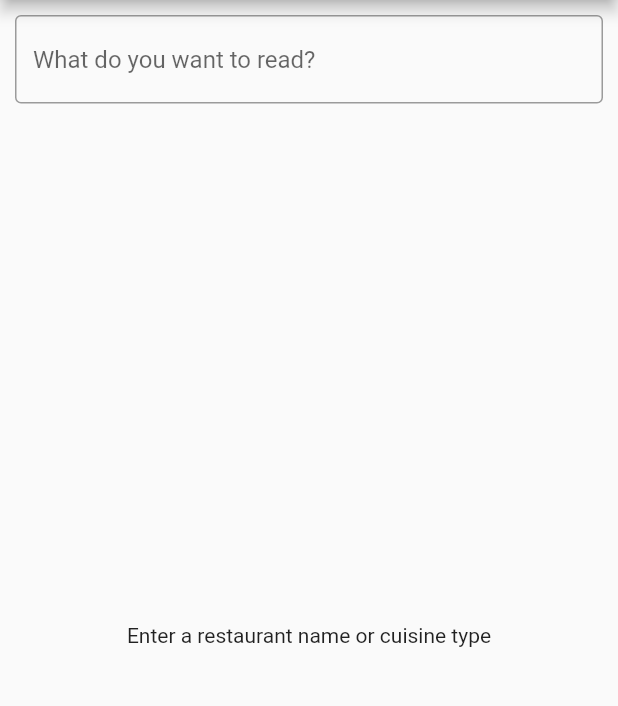
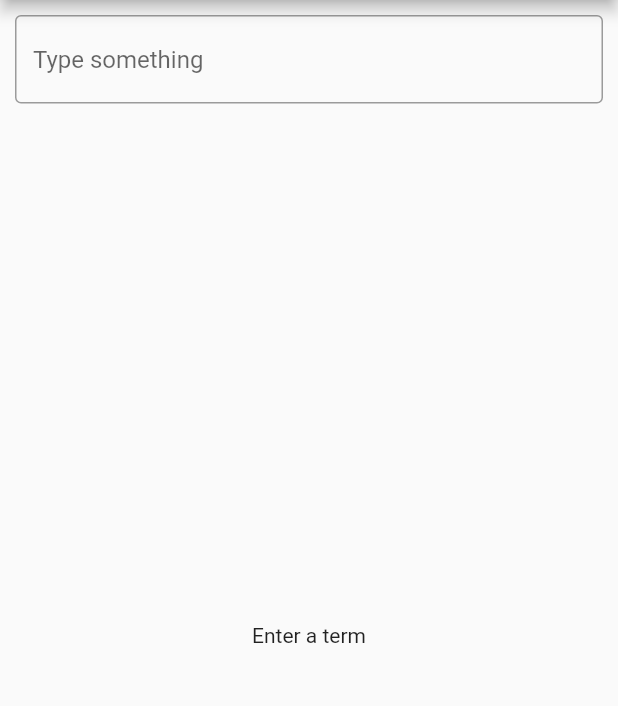
Before and after one commit to ldarren/kiddytext, a Flutter app: the screen it shows after launch, on a phone screen of 412 x 824 dp, the part 84-790 px from its top. Run offline on Flutter 3.47's test engine with Material 2 defaults, Android fonts, the light colour scheme and no system bars.

Commit message:
clean up texts

```diff
--- a/lib/v/kiddy_text.dart
+++ b/lib/v/kiddy_text.dart
@@ -1,3 +1,5 @@
+// ref: https://github.com/AmberNet-TW-Will/RestaurantFinder
+// ref: https://github.com/gaurangkeluskar22/medimumapp
 import 'package:flutter/material.dart';
 import 'package:kiddytext/m/photo.dart';
 import 'package:kiddytext/vm/bloc_provider.dart';
@@ -30,7 +32,7 @@ class KiddyText extends StatelessWidget {
             child: TextField(
               decoration: InputDecoration(
                   border: OutlineInputBorder(),
-                  hintText: 'What do you want to read?'),
+                  hintText: 'Type something'),
               onSubmitted: (query) => bloc.search(query),
             ),
           ),
@@ -49,7 +51,7 @@ class KiddyText extends StatelessWidget {
         final results = snapshot.data;
 
         if (results == null) {
-          return Center(child: Text('Enter a restaurant name or cuisine type'));
+          return Center(child: Text('Enter a term'));
         }
 
         if (results.isEmpty) {
```
